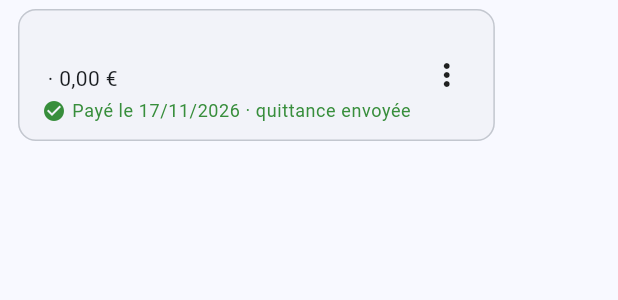
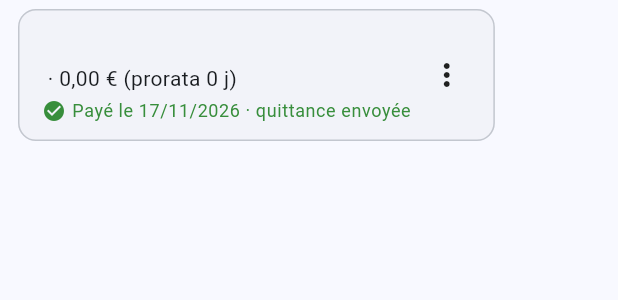
Before and after one commit to celestindeal/Application-de-gestion-locative, a Flutter app: the _LeaseRentCard widget shown alone on an empty page, opened directly with empty values, on a phone screen of 412 x 824 dp. Shown: the top 300 px of the screen. Run offline on Flutter 3.47's test engine with Material 3 defaults, Android fonts, the phone set to English and light mode, and no system bars; our stand-ins replace flutter_riverpod, go_router, google_sign_in, pdf, sembast, sembast_web and 1 more; missing offline and left inert: dart:js_interop.

Commit message:
Prorata d'entrée/sortie et choix de la date de paiement
- Loyer et charges calculés au prorata des jours occupés quand le bail
  commence ou se termine en cours de mois (accueil, montant validé,
  quittance avec période exacte et mention du prorata)
- Sélecteur de date à côté de « Paiement reçu », proposé par défaut au
  jour de paiement habituel du bail (5 par défaut), jamais avant
  l'entrée ni dans le futur
- Nouveau champ « Jour de paiement habituel » dans le bail
- Tests du prorata et de la date par défaut

Co-Authored-By: Claude Opus 5.5 <noreply@anthropic.com>

```diff
--- a/lib/features/dashboard/dashboard_page.dart
+++ b/lib/features/dashboard/dashboard_page.dart
@@ -1,6 +1,7 @@
 import 'package:flutter/material.dart';
 import 'package:flutter_riverpod/flutter_riverpod.dart';
 import 'package:go_router/go_router.dart';
+import 'package:intl/intl.dart';
 
 import '../../core/format.dart';
 import '../../core/widgets.dart';
@@ -25,6 +26,24 @@ class _DashboardPageState extends ConsumerState<DashboardPage> {
   late int _year = DateTime.now().year;
   late int _month = DateTime.now().month;
   final Set<String> _busy = {};
+
+  // Date de paiement choisie avant de cliquer sur "Paiement reçu".
+  final Map<String, DateTime> _chosenDates = {};
+  String _dateKey(Lease l) => "${l.id}|$_year|$_month";
+  DateTime _dateFor(Lease l) =>
+      _chosenDates[_dateKey(l)] ?? l.defaultPaymentDate(_year, _month);
+
+  Future<void> _pickDate(Lease lease) async {
+    final now = DateTime.now();
+    final picked = await showDatePicker(
+      context: context,
+      helpText: "Date du paiement",
+      initialDate: _dateFor(lease),
+      firstDate: DateTime(_year - 1),
+      lastDate: now,
+    );
+    if (picked != null) setState(() => _chosenDates[_dateKey(lease)] = picked);
+  }
 
   void _shiftMonth(int delta) {
     final d = DateTime(_year, _month + delta);
@@ -69,7 +88,10 @@ class _DashboardPageState extends ConsumerState<DashboardPage> {
               )
               .firstOrNull;
 
-          final expected = leases.fold(0, (s, l) => s + l.totalCents);
+          final expected = leases.fold(
+            0,
+            (s, l) => s + l.totalForMonth(_year, _month),
+          );
           final received = leases.fold(
             0,
             (s, l) => s + (paymentFor(l)?.paidCents ?? 0),
@@ -129,6 +151,10 @@ class _DashboardPageState extends ConsumerState<DashboardPage> {
                         .toList(),
                     payment: paymentFor(lease),
                     busy: _busy.contains(lease.id),
+                    year: _year,
+                    month: _month,
+                    paymentDate: _dateFor(lease),
+                    onPickDate: () => _pickDate(lease),
                     onValidate: () => _run(
                       lease.id,
                       () => PaymentActions.validate(
@@ -137,6 +163,7 @@ class _DashboardPageState extends ConsumerState<DashboardPage> {
                         lease: lease,
                         year: _year,
                         month: _month,
+                        paymentDate: _dateFor(lease),
                       ),
                     ),
                     onValidateWithDetails: () => _run(
@@ -147,6 +174,7 @@ class _DashboardPageState extends ConsumerState<DashboardPage> {
                         lease: lease,
                         year: _year,
                         month: _month,
+                        initialDate: _dateFor(lease),
                       ),
                     ),
                   ),
@@ -214,6 +242,10 @@ class _LeaseRentCard extends ConsumerWidget {
     required this.tenants,
     required this.payment,
     required this.busy,
+    required this.year,
+    required this.month,
+    required this.paymentDate,
+    required this.onPickDate,
     required this.onValidate,
     required this.onValidateWithDetails,
   });
@@ -223,6 +255,10 @@ class _LeaseRentCard extends ConsumerWidget {
   final List<Tenant> tenants;
   final RentPayment? payment;
   final bool busy;
+  final int year;
+  final int month;
+  final DateTime paymentDate;
+  final VoidCallback onPickDate;
   final VoidCallback onValidate;
   final VoidCallback onValidateWithDetails;
 
@@ -244,16 +280,24 @@ class _LeaseRentCard extends ConsumerWidget {
         ),
       );
     } else if (p == null) {
-      action = Row(
-        mainAxisSize: MainAxisSize.min,
+      action = Wrap(
+        crossAxisAlignment: WrapCrossAlignment.center,
         children: [
+          Tooltip(
+            message: 'Changer la date du paiement',
+            child: TextButton.icon(
+              onPressed: onPickDate,
+              icon: const Icon(Icons.event, size: 18),
+              label: Text('le ${DateFormat('dd/MM').format(paymentDate)}'),
+            ),
+          ),
           FilledButton.icon(
             onPressed: onValidate,
             icon: const Icon(Icons.check),
             label: const Text('Paiement reçu'),
           ),
           IconButton(
-            tooltip: 'Montant ou date différents…',
+            tooltip: 'Autre montant (paiement partiel…)',
             onPressed: onValidateWithDetails,
             icon: const Icon(Icons.tune),
           ),
@@ -303,7 +347,9 @@ class _LeaseRentCard extends ConsumerWidget {
                       style: theme.textTheme.titleMedium,
                     ),
                     Text(
-                      '${tenants.map((t) => t.displayName).join(', ')} · ${Money.format(lease.totalCents)}',
+                      '${tenants.map((t) => t.displayName).join(', ')} · '
+                      '${Money.format(lease.totalForMonth(year, month))}'
+                      '${lease.isProrated(year, month) ? ' (prorata ${lease.occupiedDays(year, month)} j)' : ''}',
                       style: theme.textTheme.bodyMedium,
                     ),
                     const SizedBox(height: 4),
--- a/lib/features/receipts/receipt_pdf.dart
+++ b/lib/features/receipts/receipt_pdf.dart
@@ -57,8 +57,11 @@ Future<pw.ThemeData> _theme() async {
 Future<Uint8List> buildReceiptPdf(ReceiptData d) async {
   final p = d.payment;
   final l = d.landlord;
-  final from = Dates.firstDayOfMonth(p.year, p.month);
-  final to = Dates.lastDayOfMonth(p.year, p.month);
+  final from = p.effectiveStart;
+  final to = p.effectiveEnd;
+  final prorata = p.isProrated
+      ? ' (prorata ${p.coveredDays}/${p.daysInMonth} jours)'
+      : '';
   final title = p.isPartial ? 'REÇU DE PAIEMENT PARTIEL' : 'QUITTANCE DE LOYER';
   final accent = PdfColor.fromHex('#1F4E79');
 
@@ -145,7 +148,9 @@ Future<Uint8List> buildReceiptPdf(ReceiptData d) async {
                   ),
                   pw.SizedBox(height: 4),
                   pw.Text(
-                    'Période : ${p.periodLabel}',
+                    p.isProrated
+                        ? 'Période : du ${Dates.day(from)} au ${Dates.day(to)}'
+                        : 'Période : ${p.periodLabel}',
                     style: const pw.TextStyle(fontSize: 12),
                   ),
                 ],
@@ -200,8 +205,11 @@ Future<Uint8List> buildReceiptPdf(ReceiptData d) async {
               1: pw.FlexColumnWidth(1.4),
             },
             children: [
-              row('Loyer hors charges', Money.format(p.rentCents)),
-              row('Provision pour charges', Money.format(p.chargesCents)),
+              row('Loyer hors charges$prorata', Money.format(p.rentCents)),
+              row(
+                'Provision pour charges$prorata',
+                Money.format(p.chargesCents),
+              ),
               row(
                 'Total dû pour la période',
                 Money.format(p.dueCents),
--- a/lib/models/lease.dart
+++ b/lib/models/lease.dart
@@ -12,6 +12,7 @@ class Lease implements Entity {
     required this.rentCents,
     this.chargesCents = 0,
     this.dueDay = 1,
+    this.paymentDay = 5,
     this.depositCents = 0,
     this.notes = '',
     DateTime? createdAt,
@@ -34,6 +35,9 @@ class Lease implements Entity {
 
   /// Jour d'échéance du loyer dans le mois.
   final int dueDay;
+
+  /// Jour où le locataire paie habituellement (date proposée par défaut).
+  final int paymentDay;
   final int depositCents;
   final String notes;
   final DateTime createdAt;
@@ -51,6 +55,58 @@ class Lease implements Entity {
 
   bool get isActive => coversMonth(DateTime.now().year, DateTime.now().month);
 
+  static DateTime _day(DateTime d) => DateTime(d.year, d.month, d.day);
+
+  /// Premier jour du mois couvert par le bail (date d'entrée si en cours de mois).
+  DateTime periodStart(int year, int month) {
+    final first = Dates.firstDayOfMonth(year, month);
+    final start = _day(startDate);
+    return start.isAfter(first) ? start : first;
+  }
+
+  /// Dernier jour du mois couvert par le bail (date de sortie si en cours de mois).
+  DateTime periodEnd(int year, int month) {
+    final last = Dates.lastDayOfMonth(year, month);
+    if (endDate == null) return last;
+    final end = _day(endDate!);
+    return end.isBefore(last) ? end : last;
+  }
+
+  /// Nombre de jours occupés dans le mois.
+  int occupiedDays(int year, int month) {
+    if (!coversMonth(year, month)) return 0;
+    return periodEnd(year, month).difference(periodStart(year, month)).inDays +
+        1;
+  }
+
+  /// Entrée ou sortie en cours de mois : loyer et charges au prorata des jours.
+  bool isProrated(int year, int month) =>
+      occupiedDays(year, month) < Dates.lastDayOfMonth(year, month).day;
+
+  int _prorata(int cents, int year, int month) {
+    if (!isProrated(year, month)) return cents;
+    final days = Dates.lastDayOfMonth(year, month).day;
+    return (cents * occupiedDays(year, month) / days).round();
+  }
+
+  int rentForMonth(int year, int month) => _prorata(rentCents, year, month);
+  int chargesForMonth(int year, int month) =>
+      _prorata(chargesCents, year, month);
+  int totalForMonth(int year, int month) =>
+      rentForMonth(year, month) + chargesForMonth(year, month);
+
+  /// Date de paiement proposée par défaut : le jour de paiement habituel du
+  /// mois, jamais avant l'entrée dans les lieux, jamais dans le futur.
+  DateTime defaultPaymentDate(int year, int month, {DateTime? today}) {
+    final now = _day(today ?? DateTime.now());
+    final lastDay = Dates.lastDayOfMonth(year, month).day;
+    var date = DateTime(year, month, paymentDay.clamp(1, lastDay));
+    final start = periodStart(year, month);
+    if (date.isBefore(start)) date = start;
+    if (date.isAfter(now)) date = now;
+    return date;
+  }
+
   Lease copyWith({
     String? propertyId,
     List<String>? tenantIds,
@@ -60,6 +116,7 @@ class Lease implements Entity {
     int? rentCents,
     int? chargesCents,
     int? dueDay,
+    int? paymentDay,
     int? depositCents,
     String? notes,
   }) => Lease(
@@ -71,6 +128,7 @@ class Lease implements Entity {
     rentCents: rentCents ?? this.rentCents,
     chargesCents: chargesCents ?? this.chargesCents,
     dueDay: dueDay ?? this.dueDay,
+    paymentDay: paymentDay ?? this.paymentDay,
     depositCents: depositCents ?? this.depositCents,
     notes: notes ?? this.notes,
     createdAt: createdAt,
@@ -86,6 +144,7 @@ class Lease implements Entity {
     'rentCents': rentCents,
     'chargesCents': chargesCents,
     'dueDay': dueDay,
+    'paymentDay': paymentDay,
     'depositCents': depositCents,
     'notes': notes,
     'createdAt': createdAt.toIso8601String(),
@@ -101,6 +160,7 @@ class Lease implements Entity {
     rentCents: (json['rentCents'] as num?)?.toInt() ?? 0,
     chargesCents: (json['chargesCents'] as num?)?.toInt() ?? 0,
     dueDay: (json['dueDay'] as num?)?.toInt() ?? 1,
+    paymentDay: (json['paymentDay'] as num?)?.toInt() ?? 5,
     depositCents: (json['depositCents'] as num?)?.toInt() ?? 0,
     notes: json['notes'] as String? ?? '',
     createdAt: Dates.tryParseIso(json['createdAt']),
--- a/lib/models/rent_payment.dart
+++ b/lib/models/rent_payment.dart
@@ -17,6 +17,8 @@ class RentPayment implements Entity {
     required this.paidCents,
     required this.paymentDate,
     required this.receiptNumber,
+    this.periodStart,
+    this.periodEnd,
     this.sentAt,
     this.sentTo = const [],
     DateTime? createdAt,
@@ -32,6 +34,11 @@ class RentPayment implements Entity {
   final int chargesCents;
   final int paidCents;
   final DateTime paymentDate;
+
+  /// Période réellement couverte (entrée/sortie en cours de mois).
+  /// Null = mois complet (paiements enregistrés avant le prorata).
+  final DateTime? periodStart;
+  final DateTime? periodEnd;
 
   /// Ex. "2026-007"
   final String receiptNumber;
@@ -49,6 +56,13 @@ class RentPayment implements Entity {
 
   String get periodLabel => Dates.monthYear(year, month);
 
+  DateTime get effectiveStart =>
+      periodStart ?? Dates.firstDayOfMonth(year, month);
+  DateTime get effectiveEnd => periodEnd ?? Dates.lastDayOfMonth(year, month);
+  int get coveredDays => effectiveEnd.difference(effectiveStart).inDays + 1;
+  int get daysInMonth => Dates.lastDayOfMonth(year, month).day;
+  bool get isProrated => coveredDays < daysInMonth;
+
   RentPayment copyWith({
     int? paidCents,
     DateTime? paymentDate,
@@ -65,6 +79,8 @@ class RentPayment implements Entity {
     paidCents: paidCents ?? this.paidCents,
     paymentDate: paymentDate ?? this.paymentDate,
     receiptNumber: receiptNumber,
+    periodStart: periodStart,
+    periodEnd: periodEnd,
     sentAt: sentAt ?? this.sentAt,
     sentTo: sentTo ?? this.sentTo,
     createdAt: createdAt,
@@ -82,6 +98,8 @@ class RentPayment implements Entity {
     'paidCents': paidCents,
     'paymentDate': Dates.isoDate(paymentDate),
     'receiptNumber': receiptNumber,
+    'periodStart': periodStart == null ? null : Dates.isoDate(periodStart!),
+    'periodEnd': periodEnd == null ? null : Dates.isoDate(periodEnd!),
     'sentAt': sentAt?.toIso8601String(),
     'sentTo': sentTo,
     'createdAt': createdAt.toIso8601String(),
@@ -98,6 +116,8 @@ class RentPayment implements Entity {
     paidCents: (json['paidCents'] as num?)?.toInt() ?? 0,
     paymentDate: Dates.tryParseIso(json['paymentDate']) ?? DateTime.now(),
     receiptNumber: json['receiptNumber'] as String? ?? '',
+    periodStart: Dates.tryParseIso(json['periodStart']),
+    periodEnd: Dates.tryParseIso(json['periodEnd']),
     sentAt: Dates.tryParseIso(json['sentAt']),
     sentTo: (json['sentTo'] as List?)?.cast<String>().toList() ?? const [],
     createdAt: Dates.tryParseIso(json['createdAt']),
```
Also changed, not shown: lib/features/leases/lease_form_page.dart (+19 -4 lines), lib/features/receipts/payment_actions.dart (+12 -3 lines), lib/features/receipts/receipt_service.dart (+7 -4 lines), 1 other file.
